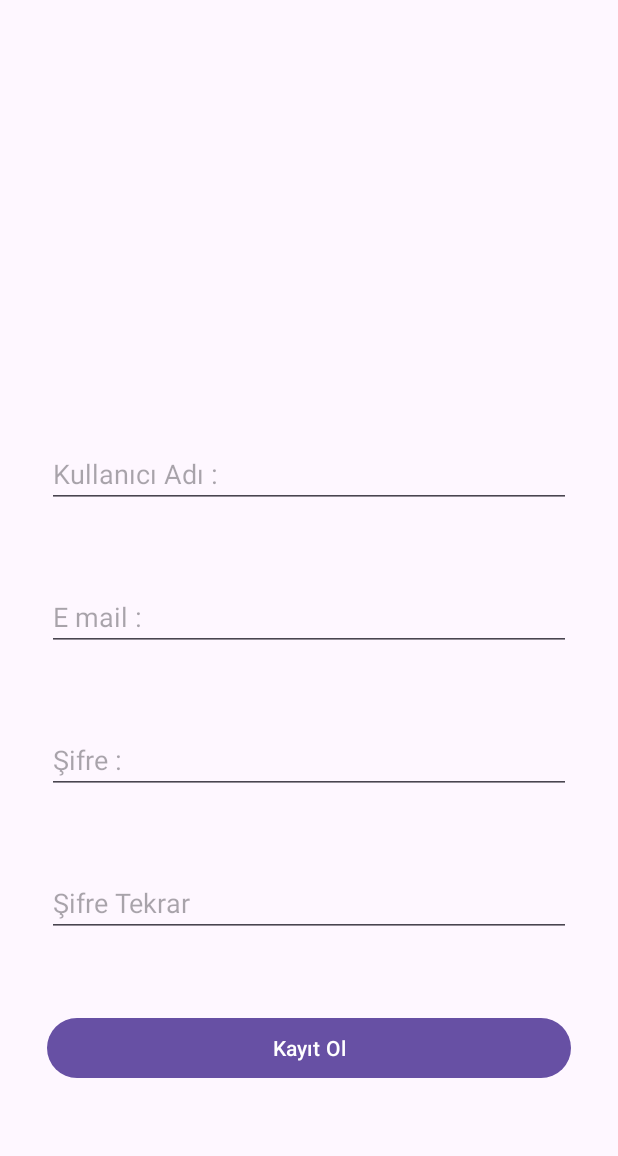
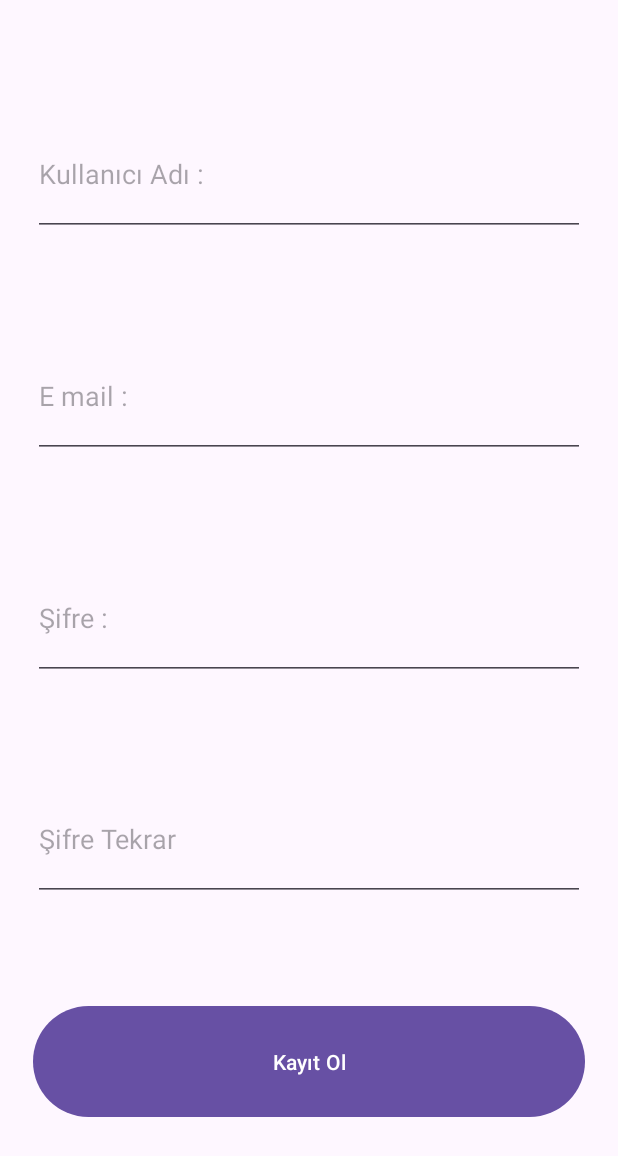
Before and after one commit to olgun-yilmaz/SpotTicket, an Android app: the SignUpFragment screen opened through its navigation route, on a phone screen of 412 x 824 dp. Shown: the top 1156 px of the screen. Run offline under Robolectric (Android 15) with nearby library versions, the phone set to English and light mode, and no system bars; our stand-ins replace Firebase (no records; nobody signed in at launch, a user with empty details on screens opened directly).

Commit message:
Refactor UI: Dynamic constraint handling implemented for improved layout flexibility

```diff
--- a/app/src/main/java/com/olgunyilmaz/spotticket/service/UserManager.java
+++ b/app/src/main/java/com/olgunyilmaz/spotticket/service/UserManager.java
@@ -1,6 +1,5 @@
 package com.olgunyilmaz.spotticket.service;
 
-import com.olgunyilmaz.spotticket.model.FavoriteEventModel;
 
 public class UserManager {
     private static UserManager instance;
--- a/app/src/main/res/layout/fragment_sign_up.xml
+++ b/app/src/main/res/layout/fragment_sign_up.xml
@@ -9,63 +9,97 @@
 
     <EditText
         android:id="@+id/signUpUserNameText"
+
         android:layout_width="0dp"
-        android:layout_height="wrap_content"
-        android:layout_marginBottom="50dp"
-        android:ems="10"
+        android:layout_height="0dp"
+
+        app:layout_constraintWidth_percent="0.9"
+        app:layout_constraintHeight_percent="0.1"
+
+        app:layout_constraintVertical_bias="0.1"
+
         android:hint="Kullanıcı Adı :"
         android:inputType="text"
-        app:layout_constraintBottom_toTopOf="@+id/signUpEmailText"
-        app:layout_constraintEnd_toEndOf="@+id/signUpEmailText"
-        app:layout_constraintStart_toStartOf="@+id/signUpEmailText" />
+
+        app:layout_constraintBottom_toBottomOf="parent"
+        app:layout_constraintTop_toTopOf="parent"
+
+        app:layout_constraintEnd_toEndOf="parent"
+        app:layout_constraintStart_toStartOf="parent"
+         />
 
     <EditText
         android:id="@+id/signUpEmailText"
+
         android:layout_width="0dp"
-        android:layout_height="wrap_content"
-        android:layout_marginBottom="50dp"
-        android:ems="10"
+        android:layout_height="0dp"
+
+        app:layout_constraintHeight_percent="0.1"
+
+        app:layout_constraintVertical_bias="0.3"
+
         android:hint="E mail :"
         android:inputType="textEmailAddress"
-        app:layout_constraintBottom_toTopOf="@+id/signUpPasswordText"
-        app:layout_constraintEnd_toEndOf="@+id/signUpPasswordText"
-        app:layout_constraintStart_toStartOf="@+id/signUpPasswordText" />
+
+        app:layout_constraintBottom_toBottomOf="parent"
+        app:layout_constraintTop_toTopOf="parent"
+
+        app:layout_constraintEnd_toEndOf="@id/signUpUserNameText"
+        app:layout_constraintStart_toStartOf="@id/signUpUserNameText" />
 
     <EditText
         android:id="@+id/signUpPasswordText"
+
         android:layout_width="0dp"
-        android:layout_height="wrap_content"
-        android:layout_marginBottom="50dp"
-        android:ems="10"
+        android:layout_height="0dp"
+
+        app:layout_constraintHeight_percent="0.1"
+
+        app:layout_constraintVertical_bias="0.5"
+
         android:hint="Şifre :"
         android:inputType="textPassword"
-        app:layout_constraintBottom_toTopOf="@+id/signUpPasswordValidText"
-        app:layout_constraintEnd_toEndOf="@+id/signUpPasswordValidText"
-        app:layout_constraintStart_toStartOf="@+id/signUpPasswordValidText" />
+
+        app:layout_constraintBottom_toBottomOf="parent"
+        app:layout_constraintTop_toTopOf="parent"
+
+        app:layout_constraintEnd_toEndOf="@id/signUpEmailText"
+        app:layout_constraintStart_toStartOf="@id/signUpEmailText"  />
 
     <EditText
         android:id="@+id/signUpPasswordValidText"
+
         android:layout_width="0dp"
-        android:layout_height="wrap_content"
-        android:layout_marginBottom="50dp"
-        android:ems="10"
+        android:layout_height="0dp"
+
+        app:layout_constraintHeight_percent="0.1"
+
+        app:layout_constraintVertical_bias="0.7"
+
         android:hint="Şifre Tekrar"
         android:inputType="textPassword"
-        app:layout_constraintBottom_toTopOf="@+id/signUpButton2"
-        app:layout_constraintEnd_toEndOf="@+id/signUpButton2"
-        app:layout_constraintStart_toStartOf="@+id/signUpButton2" />
+
+        app:layout_constraintBottom_toBottomOf="parent"
+        app:layout_constraintTop_toTopOf="parent"
+
+        app:layout_constraintEnd_toEndOf="@id/signUpPasswordText"
+        app:layout_constraintStart_toStartOf="@id/signUpPasswordText"/>
 
     <Button
         android:id="@+id/signUpButton2"
-        android:layout_width="match_parent"
-        android:layout_height="wrap_content"
-        android:layout_marginStart="30dp"
-        android:layout_marginEnd="30dp"
-        android:layout_marginBottom="100dp"
+        android:layout_width="0dp"
+        android:layout_height="0dp"
+
+        app:layout_constraintHeight_percent="0.1"
+
+        app:layout_constraintVertical_bias="0.9"
+
         android:text="Kayıt Ol"
+
         app:layout_constraintBottom_toBottomOf="parent"
-        app:layout_constraintEnd_toEndOf="parent"
-        app:layout_constraintHorizontal_bias="0.0"
-        app:layout_constraintStart_toStartOf="parent" />
+        app:layout_constraintTop_toTopOf="parent"
+
+        app:layout_constraintEnd_toEndOf="@id/signUpPasswordValidText"
+        app:layout_constraintStart_toStartOf="@id/signUpPasswordValidText" />
 
 </androidx.constraintlayout.widget.ConstraintLayout>
```
Also changed, not shown: app/src/main/res/layout/activity_on_boarding.xml (+7 -4 lines), app/src/main/res/layout/fragment_change_city.xml (+10 -5 lines), app/src/main/res/layout/fragment_event_details.xml (+94 -45 lines), app/src/main/res/layout/fragment_login.xml (+77 -42 lines), app/src/main/res/layout/fragment_profile.xml (+92 -45 lines).
